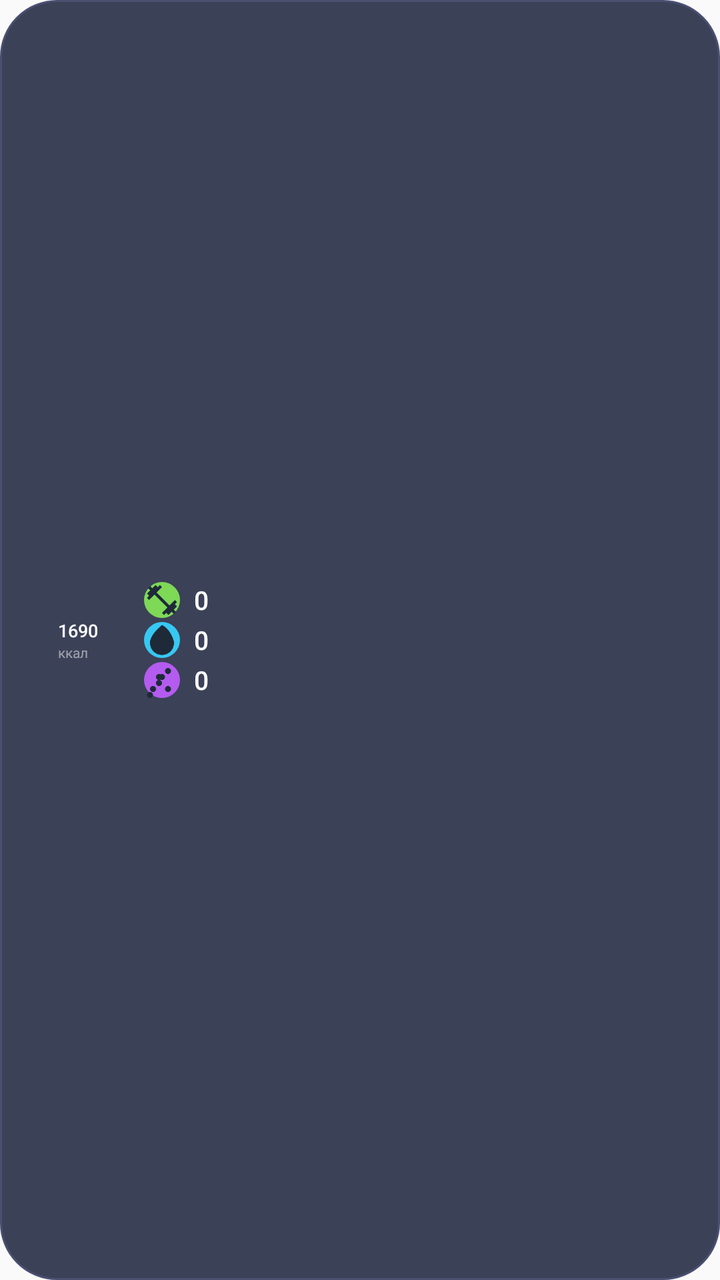
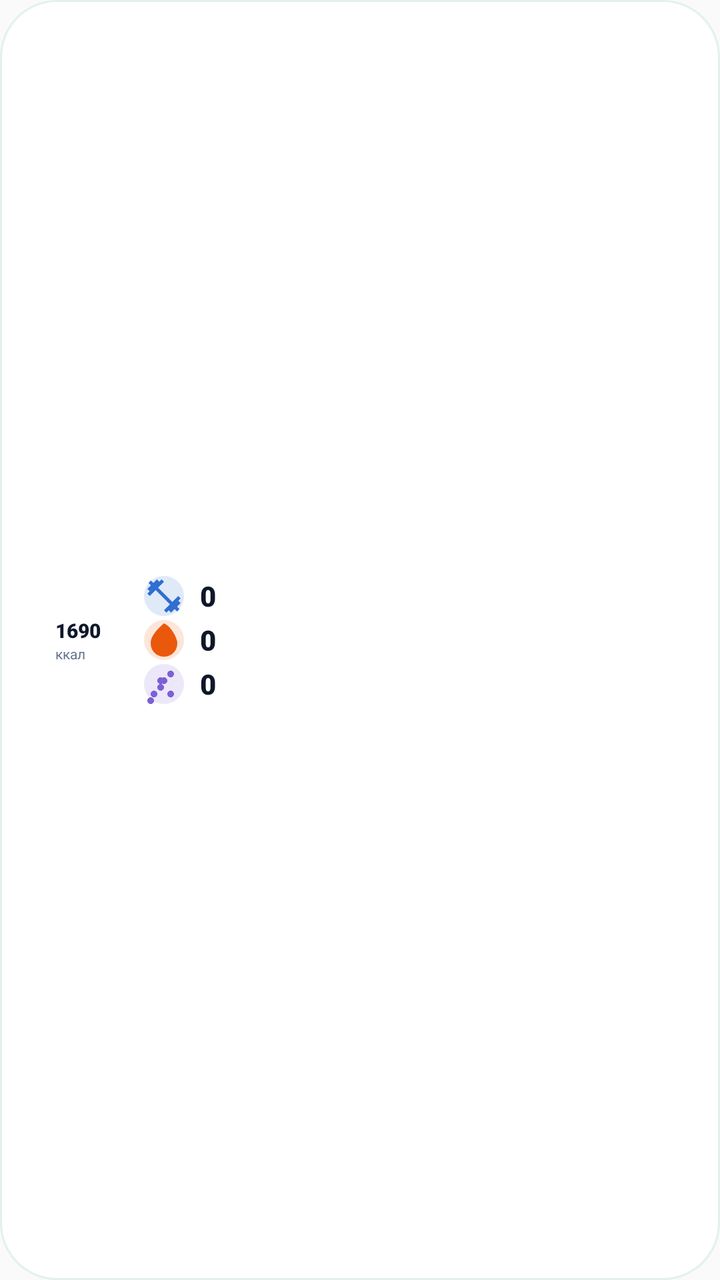

Screens rendered from an Android XML layout before and after an edit, with the pre-edit source and the edit as a unified diff.
<!-- AndroidManifest.xml: application theme AppTheme -->
<!-- res/layout/widget_calories.xml -->
<?xml version="1.0" encoding="utf-8"?>
<FrameLayout xmlns:android="http://schemas.android.com/apk/res/android"
    android:id="@+id/widget_root"
    android:layout_width="match_parent"
    android:layout_height="match_parent"
    android:background="@drawable/widget_bg">

    <FrameLayout
        android:layout_width="52dp"
        android:layout_height="52dp"
        android:layout_gravity="start|center_vertical"
        android:layout_marginStart="13dp"
        android:layout_marginEnd="6dp">

        <ImageView
            android:id="@+id/widget_ring"
            android:layout_width="46dp"
            android:layout_height="46dp"
            android:layout_gravity="center"
            android:contentDescription="@null" />

        <LinearLayout
            android:layout_width="wrap_content"
            android:layout_height="wrap_content"
            android:layout_gravity="center"
            android:orientation="vertical">

            <TextView
                android:id="@+id/widget_remain"
                android:layout_width="wrap_content"
                android:layout_height="wrap_content"
                android:autoSizeTextType="uniform"
                android:autoSizeMinTextSize="7sp"
                android:autoSizeMaxTextSize="9sp"
                android:fontFamily="sans-serif-medium"
                android:gravity="center"
                android:maxLines="1"
                android:text="1690"
                android:textColor="#FFFFFF"
                android:textSize="9sp" />

            <TextView
                android:id="@+id/widget_remain_unit"
                android:layout_width="wrap_content"
                android:layout_height="wrap_content"
                android:fontFamily="sans-serif"
                android:gravity="center"
                android:maxLines="1"
                android:text="ккал"
                android:textColor="#80FFFFFF"
                android:textSize="7sp" />
        </LinearLayout>
    </FrameLayout>

    <LinearLayout
        android:layout_width="wrap_content"
        android:layout_height="wrap_content"
        android:layout_gravity="start|center_vertical"
        android:layout_marginStart="72dp"
        android:layout_marginEnd="10dp"
        android:orientation="vertical">

        <LinearLayout
            android:layout_width="wrap_content"
            android:layout_height="wrap_content"
            android:gravity="center_vertical"
            android:orientation="horizontal">

            <ImageView
                android:layout_width="18dp"
                android:layout_height="18dp"
                android:contentDescription="@null"
                android:src="@drawable/widget_icon_protein" />

            <TextView
                android:id="@+id/widget_p"
                android:layout_width="wrap_content"
                android:layout_height="wrap_content"
                android:layout_marginStart="7dp"
                android:fontFamily="sans-serif-medium"
                android:maxLines="1"
                android:text="0"
                android:textColor="#FFFFFF"
                android:textSize="13sp" />
        </LinearLayout>

        <LinearLayout
            android:layout_width="wrap_content"
            android:layout_height="wrap_content"
            android:layout_marginTop="2dp"
            android:gravity="center_vertical"
            android:orientation="horizontal">

            <ImageView
                android:layout_width="18dp"
                android:layout_height="18dp"
                android:contentDescription="@null"
                android:src="@drawable/widget_icon_fat" />

            <TextView
                android:id="@+id/widget_f"
                android:layout_width="wrap_content"
                android:layout_height="wrap_content"
                android:layout_marginStart="7dp"
                android:fontFamily="sans-serif-medium"
                android:maxLines="1"
                android:text="0"
                android:textColor="#FFFFFF"
                android:textSize="13sp" />
        </LinearLayout>

        <LinearLayout
            android:layout_width="wrap_content"
            android:layout_height="wrap_content"
            android:layout_marginTop="2dp"
            android:gravity="center_vertical"
            android:orientation="horizontal">

            <ImageView
                android:layout_width="18dp"
                android:layout_height="18dp"
                android:contentDescription="@null"
                android:src="@drawable/widget_icon_carbs" />

            <TextView
                android:id="@+id/widget_c"
                android:layout_width="wrap_content"
                android:layout_height="wrap_content"
                android:layout_marginStart="7dp"
                android:fontFamily="sans-serif-medium"
                android:maxLines="1"
                android:text="0"
                android:textColor="#FFFFFF"
                android:textSize="13sp" />
        </LinearLayout>
    </LinearLayout>

</FrameLayout>
<!-- resources referenced by this layout -->
<resources>
  <!-- drawable widget_bg (drawable) -->
  <?xml version="1.0" encoding="utf-8"?>
  <shape xmlns:android="http://schemas.android.com/apk/res/android"
      android:shape="rectangle">
      <solid android:color="#3B4157" />
      <corners android:radius="28dp" />
      <stroke
          android:width="1dp"
          android:color="#4A5070" />
  </shape>
  <!-- drawable widget_icon_carbs (drawable) -->
  <?xml version="1.0" encoding="utf-8"?>
  <layer-list xmlns:android="http://schemas.android.com/apk/res/android">
      <item>
          <shape android:shape="oval">
              <solid android:color="#B45BF0" />
          </shape>
      </item>
      <item
          android:width="11dp"
          android:height="11dp"
          android:gravity="center">
          <vector
              android:width="24dp"
              android:height="24dp"
              android:viewportWidth="24"
              android:viewportHeight="24"
              android:tint="#1E2A38">
              <path
                  android:fillColor="#1E2A38"
                  android:pathData="M10 12c-1.1 0-2 .9-2 2s.9 2 2 2 2-.9 2-2-.9-2-2-2zm6-8c-1.1 0-2 .9-2 2s.9 2 2 2 2-.9 2-2-.9-2-2-2zm0 12c-1.1 0-2 .9-2 2s.9 2 2 2 2-.9 2-2-.9-2-2-2zm-6-8c-1.1 0-2 .9-2 2s.9 2 2 2 2-.9 2-2-.9-2-2-2zM4 20c-1.1 0-2 .9-2 2s.9 2 2 2 2-.9 2-2-.9-2-2-2zm8-12c-1.1 0-2 .9-2 2s.9 2 2 2 2-.9 2-2-.9-2-2-2zm0 16c-1.1 0-2 .9-2 2s.9 2 2 2 2-.9 2-2-.9-2-2-2zM6 16c-1.1 0-2 .9-2 2s.9 2 2 2 2-.9 2-2-.9-2-2-2z" />
          </vector>
      </item>
  </layer-list>
  <!-- drawable widget_icon_fat (drawable) -->
  <?xml version="1.0" encoding="utf-8"?>
  <layer-list xmlns:android="http://schemas.android.com/apk/res/android">
      <item>
          <shape android:shape="oval">
              <solid android:color="#37C8F2" />
          </shape>
      </item>
      <item
          android:width="11dp"
          android:height="11dp"
          android:gravity="center">
          <vector
              android:width="24dp"
              android:height="24dp"
              android:viewportWidth="24"
              android:viewportHeight="24"
              android:tint="#1E2A38">
              <path
                  android:fillColor="#1E2A38"
                  android:pathData="M12 2c-5.33 4.55-8 8.48-8 11.8 0 4.98 3.8 8.2 8 8.2s8-3.22 8-8.2C20 12 17.33 4.55 12 2z" />
          </vector>
      </item>
  </layer-list>
  <!-- drawable widget_icon_protein (drawable) -->
  <?xml version="1.0" encoding="utf-8"?>
  <layer-list xmlns:android="http://schemas.android.com/apk/res/android">
      <item>
          <shape android:shape="oval">
              <solid android:color="#7ED957" />
          </shape>
      </item>
      <item
          android:width="11dp"
          android:height="11dp"
          android:gravity="center">
          <vector
              android:width="24dp"
              android:height="24dp"
              android:viewportWidth="24"
              android:viewportHeight="24"
              android:tint="#1E2A38">
              <path
                  android:fillColor="#1E2A38"
                  android:pathData="M20.57 14.86L22 13.43 20.57 12 17 15.57 8.43 7 12 3.43 10.57 2 9.14 3.43 7.71 2 5.57 4.14 4.14 2.71 2.71 4.14l1.43 1.43L2 7.71l1.43 1.43L2 10.57 3.43 12 7 8.43 15.57 17 12 20.57 13.43 22l1.43-1.43L16.29 22l2.14-2.14 1.43 1.43 1.43-1.43-1.43-1.43L22 16.29z" />
          </vector>
      </item>
  </layer-list>
  <style name="AppTheme" parent="android:style/Theme.Material.Light.NoActionBar" />
</resources>

<!-- the commit's change to res/layout/widget_calories.xml (unified diff, before → after) -->
@@ -30,14 +30,14 @@
                 android:layout_width="wrap_content"
                 android:layout_height="wrap_content"
                 android:autoSizeTextType="uniform"
-                android:autoSizeMinTextSize="7sp"
-                android:autoSizeMaxTextSize="9sp"
-                android:fontFamily="sans-serif-medium"
+                android:autoSizeMinTextSize="8sp"
+                android:autoSizeMaxTextSize="10sp"
+                android:fontFamily="sans-serif-black"
                 android:gravity="center"
                 android:maxLines="1"
                 android:text="1690"
-                android:textColor="#FFFFFF"
-                android:textSize="9sp" />
+                android:textColor="#0F172A"
+                android:textSize="10sp" />
 
             <TextView
                 android:id="@+id/widget_remain_unit"
@@ -47,7 +47,7 @@
                 android:gravity="center"
                 android:maxLines="1"
                 android:text="ккал"
-                android:textColor="#80FFFFFF"
+                android:textColor="#64748B"
                 android:textSize="7sp" />
         </LinearLayout>
     </FrameLayout>
@@ -57,7 +57,7 @@
         android:layout_height="wrap_content"
         android:layout_gravity="start|center_vertical"
         android:layout_marginStart="72dp"
-        android:layout_marginEnd="10dp"
+        android:layout_marginEnd="12dp"
         android:orientation="vertical">
 
         <LinearLayout
@@ -67,8 +67,8 @@
             android:orientation="horizontal">
 
             <ImageView
-                android:layout_width="18dp"
-                android:layout_height="18dp"
+                android:layout_width="20dp"
+                android:layout_height="20dp"
                 android:contentDescription="@null"
                 android:src="@drawable/widget_icon_protein" />
 
@@ -76,12 +76,12 @@
                 android:id="@+id/widget_p"
                 android:layout_width="wrap_content"
                 android:layout_height="wrap_content"
-                android:layout_marginStart="7dp"
-                android:fontFamily="sans-serif-medium"
+                android:layout_marginStart="8dp"
+                android:fontFamily="sans-serif-black"
                 android:maxLines="1"
                 android:text="0"
-                android:textColor="#FFFFFF"
-                android:textSize="13sp" />
+                android:textColor="#0F172A"
+                android:textSize="14sp" />
         </LinearLayout>
 
         <LinearLayout
@@ -92,8 +92,8 @@
             android:orientation="horizontal">
 
             <ImageView
-                android:layout_width="18dp"
-                android:layout_height="18dp"
+                android:layout_width="20dp"
+                android:layout_height="20dp"
                 android:contentDescription="@null"
                 android:src="@drawable/widget_icon_fat" />
 
@@ -101,12 +101,12 @@
                 android:id="@+id/widget_f"
                 android:layout_width="wrap_content"
                 android:layout_height="wrap_content"
-                android:layout_marginStart="7dp"
-                android:fontFamily="sans-serif-medium"
+                android:layout_marginStart="8dp"
+                android:fontFamily="sans-serif-black"
                 android:maxLines="1"
                 android:text="0"
-                android:textColor="#FFFFFF"
-                android:textSize="13sp" />
+                android:textColor="#0F172A"
+                android:textSize="14sp" />
         </LinearLayout>
 
         <LinearLayout
@@ -117,8 +117,8 @@
             android:orientation="horizontal">
 
             <ImageView
-                android:layout_width="18dp"
-                android:layout_height="18dp"
+                android:layout_width="20dp"
+                android:layout_height="20dp"
                 android:contentDescription="@null"
                 android:src="@drawable/widget_icon_carbs" />
 
@@ -126,12 +126,12 @@
                 android:id="@+id/widget_c"
                 android:layout_width="wrap_content"
                 android:layout_height="wrap_content"
-                android:layout_marginStart="7dp"
-                android:fontFamily="sans-serif-medium"
+                android:layout_marginStart="8dp"
+                android:fontFamily="sans-serif-black"
                 android:maxLines="1"
                 android:text="0"
-                android:textColor="#FFFFFF"
-                android:textSize="13sp" />
+                android:textColor="#0F172A"
+                android:textSize="14sp" />
         </LinearLayout>
     </LinearLayout>
 
<!-- resource entries referenced after the edit -->
@@ -4,18 +4,18 @@
   <?xml version="1.0" encoding="utf-8"?>
   <shape xmlns:android="http://schemas.android.com/apk/res/android"
       android:shape="rectangle">
-      <solid android:color="#3B4157" />
+      <solid android:color="#FFFFFF" />
       <corners android:radius="28dp" />
       <stroke
           android:width="1dp"
-          android:color="#4A5070" />
+          android:color="#E1F2ED" />
   </shape>
   <!-- drawable widget_icon_carbs (drawable) -->
   <?xml version="1.0" encoding="utf-8"?>
   <layer-list xmlns:android="http://schemas.android.com/apk/res/android">
       <item>
           <shape android:shape="oval">
-              <solid android:color="#B45BF0" />
+              <solid android:color="#267D5FD6" />
           </shape>
       </item>
       <item
@@ -27,9 +27,9 @@
               android:height="24dp"
               android:viewportWidth="24"
               android:viewportHeight="24"
-              android:tint="#1E2A38">
+              android:tint="#7D5FD6">
               <path
-                  android:fillColor="#1E2A38"
+                  android:fillColor="#7D5FD6"
                   android:pathData="M10 12c-1.1 0-2 .9-2 2s.9 2 2 2 2-.9 2-2-.9-2-2-2zm6-8c-1.1 0-2 .9-2 2s.9 2 2 2 2-.9 2-2-.9-2-2-2zm0 12c-1.1 0-2 .9-2 2s.9 2 2 2 2-.9 2-2-.9-2-2-2zm-6-8c-1.1 0-2 .9-2 2s.9 2 2 2 2-.9 2-2-.9-2-2-2zM4 20c-1.1 0-2 .9-2 2s.9 2 2 2 2-.9 2-2-.9-2-2-2zm8-12c-1.1 0-2 .9-2 2s.9 2 2 2 2-.9 2-2-.9-2-2-2zm0 16c-1.1 0-2 .9-2 2s.9 2 2 2 2-.9 2-2-.9-2-2-2zM6 16c-1.1 0-2 .9-2 2s.9 2 2 2 2-.9 2-2-.9-2-2-2z" />
           </vector>
       </item>
@@ -39,7 +39,7 @@
   <layer-list xmlns:android="http://schemas.android.com/apk/res/android">
       <item>
           <shape android:shape="oval">
-              <solid android:color="#37C8F2" />
+              <solid android:color="#26EA580C" />
           </shape>
       </item>
       <item
@@ -51,9 +51,9 @@
               android:height="24dp"
               android:viewportWidth="24"
               android:viewportHeight="24"
-              android:tint="#1E2A38">
+              android:tint="#EA580C">
               <path
-                  android:fillColor="#1E2A38"
+                  android:fillColor="#EA580C"
                   android:pathData="M12 2c-5.33 4.55-8 8.48-8 11.8 0 4.98 3.8 8.2 8 8.2s8-3.22 8-8.2C20 12 17.33 4.55 12 2z" />
           </vector>
       </item>
@@ -63,7 +63,7 @@
   <layer-list xmlns:android="http://schemas.android.com/apk/res/android">
       <item>
           <shape android:shape="oval">
-              <solid android:color="#7ED957" />
+              <solid android:color="#262F6FD0" />
           </shape>
       </item>
       <item
@@ -75,9 +75,9 @@
               android:height="24dp"
               android:viewportWidth="24"
               android:viewportHeight="24"
-              android:tint="#1E2A38">
+              android:tint="#2F6FD0">
               <path
-                  android:fillColor="#1E2A38"
+                  android:fillColor="#2F6FD0"
                   android:pathData="M20.57 14.86L22 13.43 20.57 12 17 15.57 8.43 7 12 3.43 10.57 2 9.14 3.43 7.71 2 5.57 4.14 4.14 2.71 2.71 4.14l1.43 1.43L2 7.71l1.43 1.43L2 10.57 3.43 12 7 8.43 15.57 17 12 20.57 13.43 22l1.43-1.43L16.29 22l2.14-2.14 1.43 1.43 1.43-1.43-1.43-1.43L22 16.29z" />
           </vector>
       </item>
